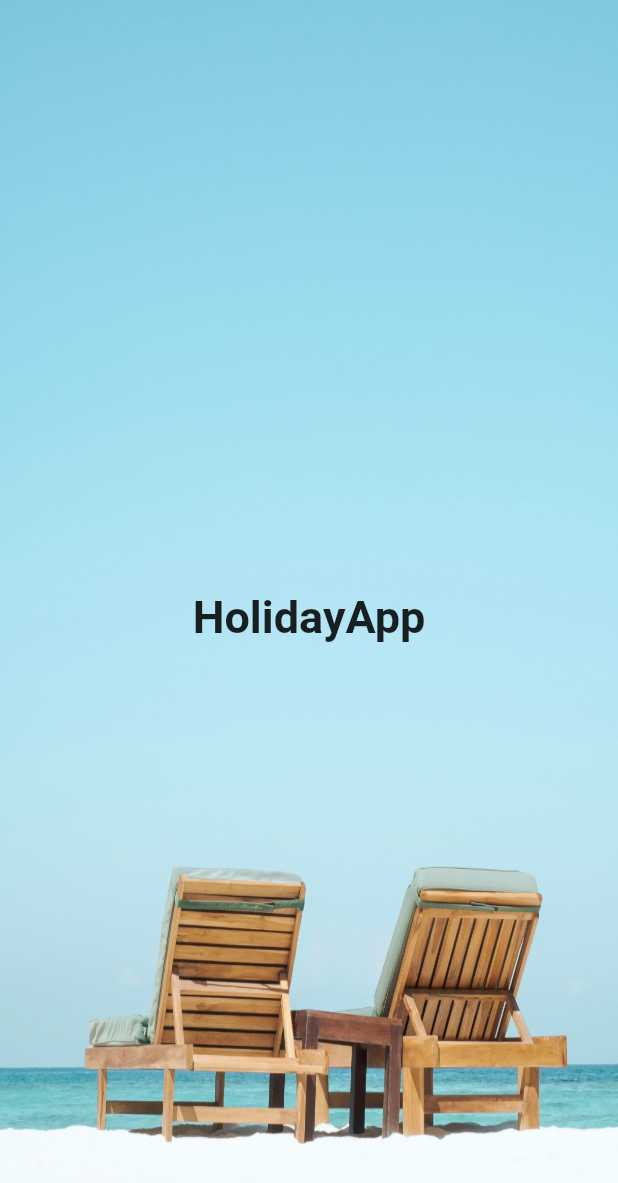
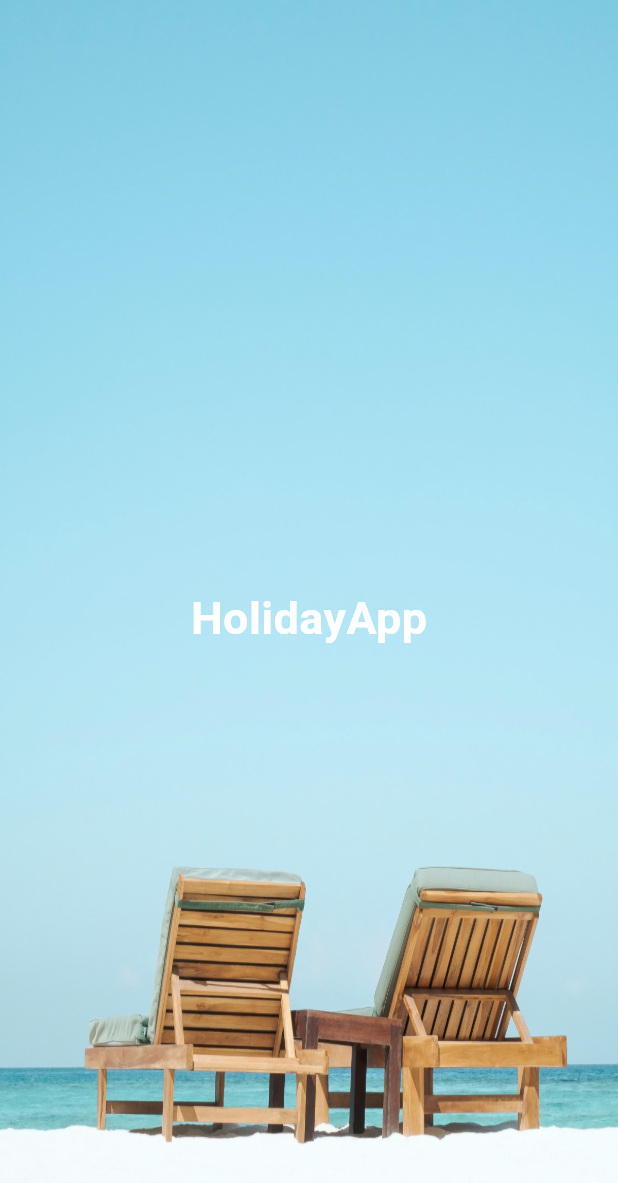
Before and after one commit to lera18a/dio_http_example, a Flutter app: the screen it shows after launch, on a phone screen of 412 x 824 dp. Shown: the top 1183 px of the screen. Run offline on Flutter 3.47's test engine with Material 3 defaults, Android fonts, the phone set to English and light mode, and no system bars; our stand-ins replace bloc, dio, dropdown_search, flutter_bloc, flutter_native_splash, google_fonts; network calls fail.

Commit message:
fix: splash screen

```diff
--- a/lib/ui/splash_screen.dart
+++ b/lib/ui/splash_screen.dart
@@ -21,7 +21,6 @@ class _SplashScreenState extends State<SplashScreen> {
 
   @override
   Widget build(BuildContext context) {
-    final theme = Theme.of(context);
     return BlocListener<HolidaysBloc, HolidaysState>(
       listener: (context, state) {
         if (state.countryList != null && !state.isLoading) {
@@ -41,7 +40,14 @@ class _SplashScreenState extends State<SplashScreen> {
               child: Image.asset('assets/holiday.jpg', fit: BoxFit.fill),
             ),
             Center(
-              child: Text('HolidayApp', style: theme.textTheme.headlineLarge),
+              child: const Text(
+                'HolidayApp',
+                style: TextStyle(
+                  fontSize: 30,
+                  fontWeight: FontWeight.bold,
+                  color: Colors.white,
+                ),
+              ),
             ),
           ],
         ),
@@ -49,10 +55,3 @@ class _SplashScreenState extends State<SplashScreen> {
     );
   }
 }
-// Center(
-//   child: AnimatedOpacity(
-//     opacity: 1.0,
-//     duration: Duration(milliseconds: 800),
-//     child: Text(...),
-//   ),
-// ),
```
